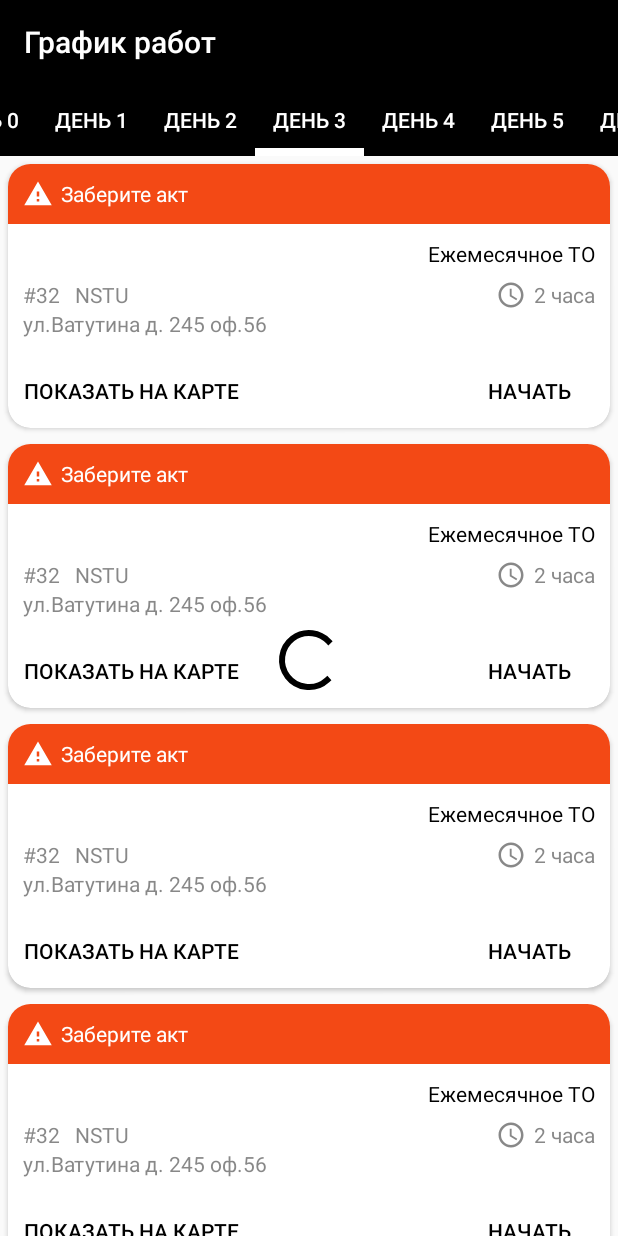
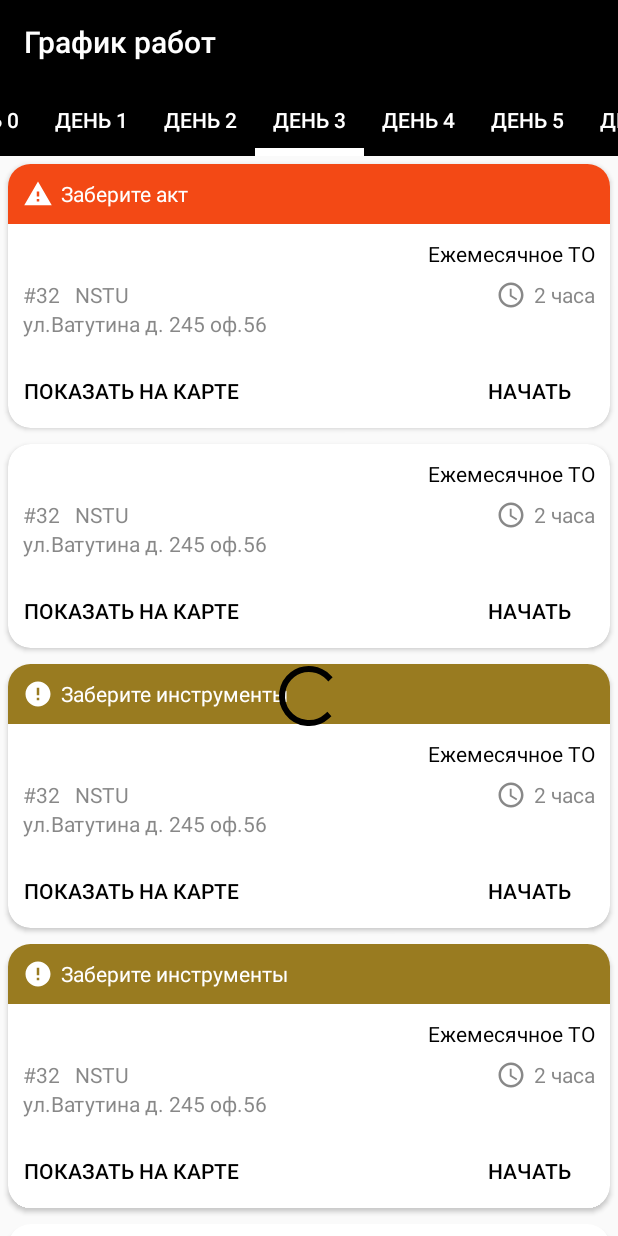
Before and after one commit to vevar/VKR.Technician, an Android app: the screen it shows after launch (ContainerActivity), tab 4 chosen, on a phone screen of 412 x 824 dp. Run offline under Robolectric (Android 15) with nearby library versions, the phone set to English and light mode, and no system bars; our stand-ins replace data binding, navigation-ui; 1 statement that could not run was skipped.

Commit message:
Bug. Incorrect work of progress bar

```diff
--- /dev/null
+++ b/presentation/src/main/java/com/nstu/technician/feature/common/TypeNotification.kt
@@ -0,0 +1,6 @@
+package com.nstu.technician.feature.common
+
+enum class TypeNotification {
+    WARNING,
+    NOTIFICATION
+}
--- a/presentation/src/main/java/com/nstu/technician/feature/plan/jobs/PlanJobVPAdapter.kt
+++ b/presentation/src/main/java/com/nstu/technician/feature/plan/jobs/PlanJobVPAdapter.kt
@@ -26,5 +26,6 @@ class PlanJobVPAdapter(fragmentManger: FragmentManager) : FragmentStatePagerAdap
         return "День $position"
     }
 
+
     // TODO fix bug multi progressbar with finishUpdate(ViewGroup container)
 }
--- a/presentation/src/main/java/com/nstu/technician/feature/plan/jobs/PlanJobsFragment.kt
+++ b/presentation/src/main/java/com/nstu/technician/feature/plan/jobs/PlanJobsFragment.kt
@@ -48,6 +48,7 @@ class PlanJobsFragment : BaseFragment() {
         super.onStart()
         mViewModel.days.observe(this, mDaysObserver)
         mViewModel.loadPlanJobs()
+
     }
 
     override fun onStop() {
--- a/presentation/src/main/java/com/nstu/technician/feature/plan/jobs/list/maintenece/requests/ListMaintenanceForDayFragment.kt
+++ b/presentation/src/main/java/com/nstu/technician/feature/plan/jobs/list/maintenece/requests/ListMaintenanceForDayFragment.kt
@@ -1,6 +1,7 @@
 package com.nstu.technician.feature.plan.jobs.list.maintenece.requests
 
 import android.os.Bundle
+import android.util.Log
 import android.view.LayoutInflater
 import android.view.View
 import android.view.ViewGroup
@@ -13,6 +14,9 @@ import com.nstu.technician.databinding.FragmentListMaintenanceBinding
 import com.nstu.technician.feature.BaseFragment
 
 class ListMaintenanceForDayFragment : BaseFragment() {
+    companion object {
+        private const val TAG = "Maintenance_Fragment"
+    }
 
     private lateinit var mBinding: FragmentListMaintenanceBinding
     private lateinit var mViewModel: ListMaintenanceForDayViewModel
@@ -59,10 +63,18 @@ class ListMaintenanceForDayFragment : BaseFragment() {
         super.onStart()
         mViewModel.listMaintenance.observe(this, listMaintenanceObserver)
         mViewModel.loadListMaintenance()
+        Log.d(TAG,"${this} + fragment is started")
     }
+
 
     override fun onStop() {
         super.onStop()
         mViewModel.listMaintenance.removeObserver(listMaintenanceObserver)
+        Log.d(TAG,"${this} + fragment is stopped")
+    }
+
+    override fun onDestroy() {
+        super.onDestroy()
+        Log.d(TAG,"${this} + fragment is destroy")
     }
 }
--- a/presentation/src/main/java/com/nstu/technician/feature/plan/jobs/list/maintenece/requests/ListMaintenanceForDayViewModel.kt
+++ b/presentation/src/main/java/com/nstu/technician/feature/plan/jobs/list/maintenece/requests/ListMaintenanceForDayViewModel.kt
@@ -1,14 +1,16 @@
 package com.nstu.technician.feature.plan.jobs.list.maintenece.requests
 
+import android.util.Log
 import androidx.lifecycle.LiveData
 import androidx.lifecycle.MutableLiveData
 import androidx.lifecycle.ViewModel
 import androidx.lifecycle.viewModelScope
-import kotlinx.coroutines.Job
-import kotlinx.coroutines.delay
-import kotlinx.coroutines.launch
+import kotlinx.coroutines.*
 
 class ListMaintenanceForDayViewModel : ViewModel() {
+    companion object {
+        private const val TAG = "Maintenances_ViewModel"
+    }
 
     val listMaintenance: LiveData<List<Any>>
         get() = _listMaintenance
@@ -23,20 +25,28 @@ class ListMaintenanceForDayViewModel : ViewModel() {
 
     fun loadListMaintenance() {
         launchDataLoad {
-            delay(1_000)
+            withContext(Dispatchers.IO) {
+                delay(2_000)
+            }
             _listMaintenance.value = mutableListOf<Any>(1, 2, 4, 5, 6)
         }
     }
-
     private fun launchDataLoad(block: suspend () -> Unit): Job {
         return viewModelScope.launch {
             try {
                 _isLoading.value = true
+                Log.d(TAG, "(${this@ListMaintenanceForDayViewModel})Loader is called")
                 block()
             } finally {
                 _isLoading.value = false
+                Log.d(TAG, "(${this@ListMaintenanceForDayViewModel})finally is called")
             }
+            Log.d(TAG, "(${this@ListMaintenanceForDayViewModel})launch is finished")
         }
     }
 
+    override fun onCleared() {
+        super.onCleared()
+        Log.d(TAG, "$this is cleared")
+    }
 }
--- a/presentation/src/main/java/com/nstu/technician/feature/plan/jobs/list/maintenece/requests/MaintenanceRVAdapter.kt
+++ b/presentation/src/main/java/com/nstu/technician/feature/plan/jobs/list/maintenece/requests/MaintenanceRVAdapter.kt
@@ -9,6 +9,7 @@ import android.widget.Button
 import android.widget.TextView
 import androidx.recyclerview.widget.RecyclerView
 import com.nstu.technician.R
+import com.nstu.technician.feature.common.TypeNotification
 
 class MaintenanceRVAdapter(
     context: Context,
@@ -59,7 +60,39 @@ class MaintenanceRVAdapter(
             timeForJob.text = "2 часа"
             addressFacility.text = "ул.Ватутина д. 245 оф.56"
             type.text = "Ежемесячное ТО"
-            message.text = "Заберите акт"
+
+            val randNotification = Math.random()
+            var typeNotification: TypeNotification? = null
+
+            var recMessage: String? = null
+            if (randNotification <= 0.33) {
+                typeNotification = TypeNotification.NOTIFICATION
+                recMessage = "Заберите инструменты"
+
+            } else if (randNotification > 0.33 && randNotification <= 0.66) {
+                typeNotification = TypeNotification.WARNING
+                recMessage = "Заберите акт"
+            } else {
+
+            }
+            if (recMessage != null) {
+                when (typeNotification) {
+                    TypeNotification.NOTIFICATION -> {
+                        message.text = "Заберите инструменты"
+                        message.setBackgroundResource(R.color.yellow)
+                        message.setCompoundDrawablesWithIntrinsicBounds(R.drawable.ic_notification_white, 0, 0, 0)
+                        message.visibility = TextView.VISIBLE
+
+                    }
+                    TypeNotification.WARNING -> {
+                        message.text = "Заберите акт"
+                        message.setBackgroundResource(R.color.red)
+                        message.setCompoundDrawablesWithIntrinsicBounds(R.drawable.ic_warning_white, 0, 0, 0)
+                        message.visibility = TextView.VISIBLE
+                    }
+                }
+            }
+
             showOnMap.setOnClickListener {
                 maintenanceListener.onShowOnMap()
             }
--- a/presentation/src/main/java/com/nstu/technician/feature/util/BindingAdapters.kt
+++ b/presentation/src/main/java/com/nstu/technician/feature/util/BindingAdapters.kt
@@ -4,8 +4,10 @@ import android.content.res.Resources
 import android.os.Build
 import android.view.View
 import android.widget.Button
+import android.widget.TextView
 import androidx.databinding.BindingAdapter
 import com.nstu.technician.R
+import com.nstu.technician.feature.common.TypeNotification
 
 object BindingAdapters {
 
@@ -14,6 +16,23 @@ object BindingAdapters {
     fun showIfLoad(view: View, isLoading: Boolean) {
         view.visibility = if (isLoading) View.VISIBLE else View.GONE
     }
+
+    @BindingAdapter("bind:type", "bind:message")
+    @JvmStatic
+    fun addNotifiacation(view: TextView, type: TypeNotification, message: String) {
+        view.text = message
+        when (type) {
+            TypeNotification.NOTIFICATION -> {
+                view.setBackgroundResource(R.color.yellow)
+                view.setCompoundDrawablesWithIntrinsicBounds(R.drawable.ic_notification_white, 0, 0, 0)
+            }
+            TypeNotification.WARNING -> {
+                view.setBackgroundResource(R.color.red)
+                view.setCompoundDrawablesWithIntrinsicBounds(R.drawable.ic_warning_white, 0, 0, 0)
+            }
+        }
+    }
+
 
     @BindingAdapter("app:enable")
     @JvmStatic
--- /dev/null
+++ b/presentation/src/main/res/drawable/ic_notification_white.xml
@@ -0,0 +1,5 @@
+<vector android:height="20dp" android:tint="#FFFFFF"
+    android:viewportHeight="24.0" android:viewportWidth="24.0"
+    android:width="20dp" xmlns:android="http://schemas.android.com/apk/res/android">
+    <path android:fillColor="#FF000000" android:pathData="M12,2C6.48,2 2,6.48 2,12s4.48,10 10,10 10,-4.48 10,-10S17.52,2 12,2zM13,17h-2v-2h2v2zM13,13h-2L11,7h2v6z"/>
+</vector>
--- /dev/null
+++ b/presentation/src/main/res/drawable/ic_work_white.xml
@@ -0,0 +1,5 @@
+<vector android:height="20dp" android:tint="#FFFFFF"
+    android:viewportHeight="24.0" android:viewportWidth="24.0"
+    android:width="20dp" xmlns:android="http://schemas.android.com/apk/res/android">
+    <path android:fillColor="#FF000000" android:pathData="M20,6h-4L16,4c0,-1.11 -0.89,-2 -2,-2h-4c-1.11,0 -2,0.89 -2,2v2L4,6c-1.11,0 -1.99,0.89 -1.99,2L2,19c0,1.11 0.89,2 2,2h16c1.11,0 2,-0.89 2,-2L22,8c0,-1.11 -0.89,-2 -2,-2zM14,6h-4L10,4h4v2z"/>
+</vector>
--- a/presentation/src/main/res/layout/fragment_list_maintenance.xml
+++ b/presentation/src/main/res/layout/fragment_list_maintenance.xml
@@ -18,7 +18,11 @@
                 tools:listitem="@layout/view_maintenance">
         </androidx.recyclerview.widget.RecyclerView>
 
-
-
+        <ProgressBar
+                android:id="@+id/progress_bar"
+                android:layout_width="wrap_content"
+                android:layout_height="wrap_content"
+                android:layout_gravity="center"
+                app:showIfLoad="@{viewModel.isLoading()}"/>
     </FrameLayout>
 </layout>
--- a/presentation/src/main/res/layout/fragment_plan_jobs.xml
+++ b/presentation/src/main/res/layout/fragment_plan_jobs.xml
@@ -21,12 +21,5 @@
                     app:tabIndicatorColor="@color/white"
                     app:tabIndicatorHeight="5dp"/>
         </androidx.viewpager.widget.ViewPager>
-
-        <ProgressBar
-                android:id="@+id/progress_bar"
-                android:layout_width="wrap_content"
-                android:layout_height="wrap_content"
-                android:layout_gravity="center"
-                app:showIfLoad="@{safeUnbox(viewModel.isLoading())}"/>
     </FrameLayout>
 </layout>
--- a/presentation/src/main/res/layout/view_maintenance.xml
+++ b/presentation/src/main/res/layout/view_maintenance.xml
@@ -19,6 +19,8 @@
                 android:padding="10dp"
                 android:drawableStart="@drawable/ic_warning_white"
                 android:drawablePadding="@dimen/mini_margin"
+                android:visibility="gone"
+
                 style="@style/Warning"
                 tools:text="Заберите акт"/>
 
--- a/presentation/src/main/res/values/colors.xml
+++ b/presentation/src/main/res/values/colors.xml
@@ -7,4 +7,5 @@
     <color name="white">#ffffff</color>
     <color name="gray">#AB4E4E4E</color>
     <color name="red">#F34915</color>
+    <color name="yellow">#997B20</color>
 </resources>
```
